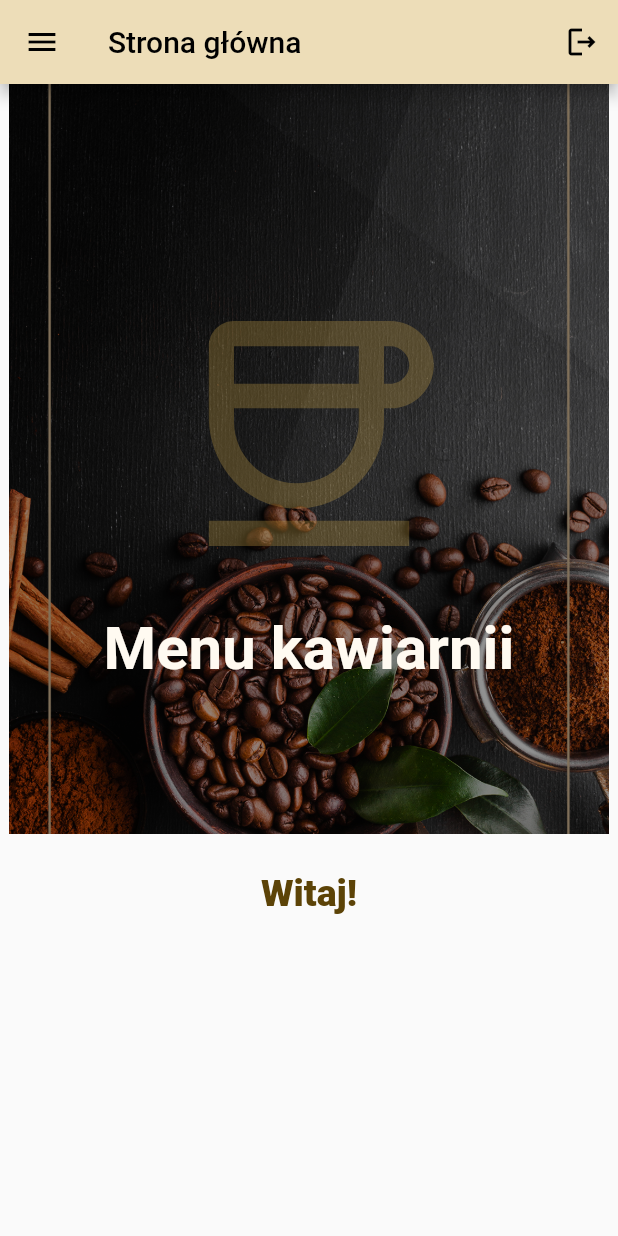
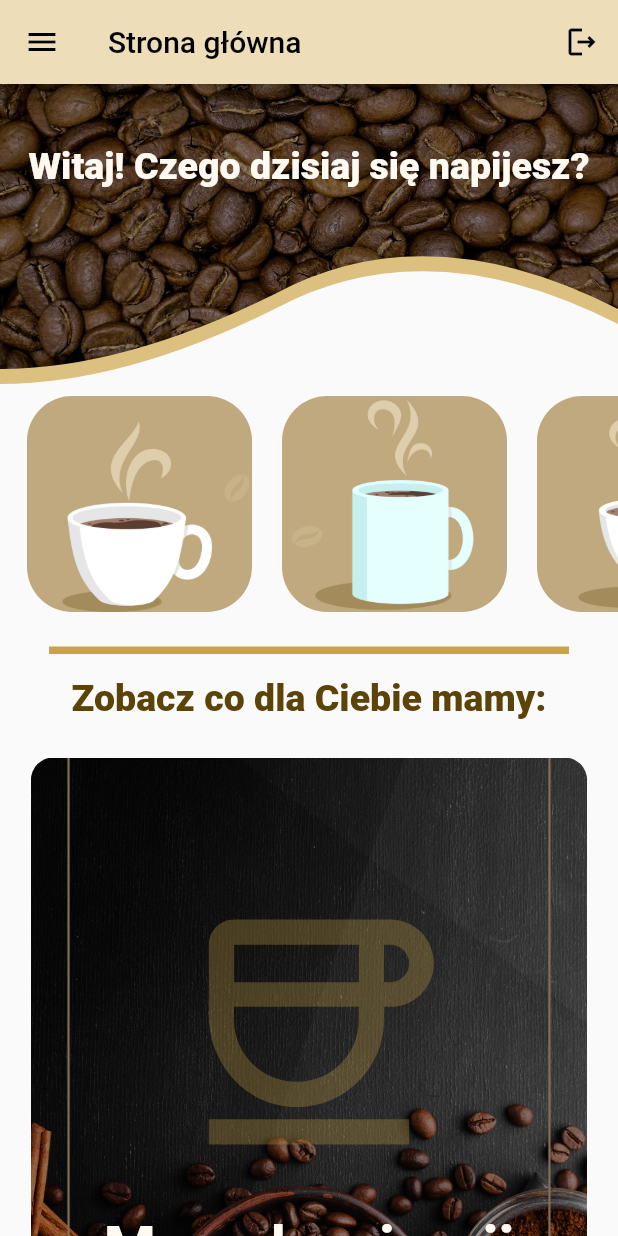
Before and after one commit to FerencMarcin/Cafe-mobile-app, a Flutter app: the HomePageView screen opened by its route, on a phone screen of 412 x 824 dp. Run offline on Flutter 3.47's test engine with Material 2 defaults, Android fonts, the phone set to English and light mode, and no system bars; drawn by our look-alikes of carousel_slider; our stand-ins replace dio, email_validator, flutter_dotenv, flutter_secure_storage, get, jwt_decoder and 2 more; accounts and stored records are empty.

Commit message:
Upgrade homepage view #12

```diff
--- a/lib/view/homePage_view.dart
+++ b/lib/view/homePage_view.dart
@@ -3,6 +3,7 @@ import 'package:flutter/material.dart';
 
 import '../theme/colors.dart';
 import 'appBar/appBar_view.dart';
+import 'clipper/imageBorderClip.dart';
 import 'components/sectionTitle.dart';
 import 'navigation/navigationDrawer_view.dart';
 
@@ -26,47 +27,121 @@ class _HomePageViewState extends State<HomePageView> {
         appBar: AppBarView(appBarTitle: 'Strona główna'),
         drawer: NavigationDrawer(),
         body: SingleChildScrollView(
-          child: SizedBox(
-            height: 900.0,
           child: Column(
             children: [
-                Expanded(
-                    flex: 3,
+              Stack(
+                children: [
+                  ClipPath(
+                    clipper: ImageBorderClip(), //set our custom wave clipper
+                    child: Container(
+                      color: AppColors.burlyWood,
+                      height: 200.0,
+                    ),
+                  ),
+                  ClipPath(
+                    clipper: ImageBorderClip(),
+                    child: Container(
+                      height: 190.0,
+                      decoration: const BoxDecoration(
+                        shape: BoxShape.rectangle,
+                        image: DecorationImage(
+                            image: AssetImage("images/initPageImage.jpg"),
+                            colorFilter: ColorFilter.mode(
+                                AppColors.photoFilter, BlendMode.modulate),
+                            fit: BoxFit.cover),
+                      ),
+                    ),
+                  ),
+                  Padding(
+                      padding: const EdgeInsets.symmetric(vertical: 40.0),
+                      child: Row(
+                        children: [
+                          Spacer(),
+                          Text('Witaj! Czego dzisiaj się napijesz?',
+                              style: titleTextStyle),
+                          Spacer()
+                        ],
+                      )),
+                ],
+              ),
+              SizedBox(
+                  height: 160,
+                  child: ListView(
+                    scrollDirection: Axis.horizontal,
+                    shrinkWrap: true,
+                    padding: const EdgeInsets.all(8),
+                    children: <Widget>[
+                      listItem("images/coffeeIcon1.jpg"),
+                      listItem("images/coffeeIcon2.jpg"),
+                      listItem("images/coffeeIcon3.jpg"),
+                      listItem("images/coffeeIcon4.jpg"),
+                      listItem("images/coffeeIcon5.jpg"),
+                    ],
+                  )),
+              Padding(
+                padding: const EdgeInsets.only(top: 15.0),
+                child: Container(
+                  decoration: const BoxDecoration(
+                      border: Border(
+                          top: BorderSide(color: AppColors.aztecGold, width: 5.0)
+                      )
+                  ),
+                  child: sectionTitle('Zobacz co dla Ciebie mamy:'),
+                ),
+              ),
+              SizedBox(
+                  height: 500.0,
                   child: Column(
                     children: [
-                        CarouselSlider(
+                      Padding(
+                        padding: const EdgeInsets.symmetric(vertical: 10.0),
+                        child: CarouselSlider(
                             items: [
-                              carouselItem('images/mainPage1.jpg', 'Menu kawiarnii', '/menu', Icons.coffee_outlined),
-                              carouselItem('images/mainPage5.jpg', 'O nas', '/aboutUs', Icons.coffee_maker_outlined),
-                              carouselItem('images/mainPage4.jpg', 'Oferty specjalne!', '/vouchers', Icons.price_check_outlined),
-                              carouselItem('images/mainPage3.jpg', 'Planujesz wizytę?', '/newReservation', Icons.calendar_month_outlined),
-                              carouselItem('images/mainPage2.jpg', 'Twoja historia', '/userOrders', Icons.history_outlined)
+                              carouselItem(
+                                  'images/mainPage1.jpg',
+                                  'Menu kawiarnii',
+                                  '/menu',
+                                  Icons.coffee_outlined),
+                              carouselItem('images/mainPage5.jpg', 'O nas',
+                                  '/aboutUs', Icons.coffee_maker_outlined),
+                              carouselItem(
+                                  'images/mainPage4.jpg',
+                                  'Oferty specjalne!',
+                                  '/vouchers',
+                                  Icons.price_check_outlined),
+                              carouselItem(
+                                  'images/mainPage3.jpg',
+                                  'Planujesz wizytę?',
+                                  '/newReservation',
+                                  Icons.calendar_month_outlined),
+                              carouselItem(
+                                  'images/mainPage2.jpg',
+                                  'Twoja historia',
+                                  '/userOrders',
+                                  Icons.history_outlined)
                             ],
                             options: CarouselOptions(
-                              height: 500.0,
-                              viewportFraction: 1.2,
+                              height: 450.0,
+                              viewportFraction: 0.9,
                               enlargeCenterPage: true,
                               autoPlay: true,
                               autoPlayCurve: Curves.fastOutSlowIn,
                               enableInfiniteScroll: true,
-                              autoPlayAnimationDuration: const Duration(milliseconds: 800),
-                            )
+                              autoPlayAnimationDuration:
+                                  const Duration(milliseconds: 800),
+                            )),
                       ),
-                        Padding(
-                          padding: const EdgeInsets.symmetric(vertical: 10.0),
-                          child: sectionTitle('Witaj!'))
                     ],
-                    )
-                )
+                  ))
             ],
-            ),
           ),
         ),
       ),
     );
   }
 
-  GestureDetector carouselItem(String photoPath, String label, String route, IconData icon) {
+  GestureDetector carouselItem(
+      String photoPath, String label, String route, IconData icon) {
     return GestureDetector(
       onTap: () {
         Navigator.pushNamed(context, route);
@@ -75,9 +150,11 @@ class _HomePageViewState extends State<HomePageView> {
         width: 400.0,
         alignment: Alignment.bottomCenter,
         decoration: BoxDecoration(
+          borderRadius: BorderRadius.circular(15.0),
           image: DecorationImage(
             image: AssetImage(photoPath),
-            colorFilter: const ColorFilter.mode(AppColors.photoFilter, BlendMode.modulate),
+            colorFilter: const ColorFilter.mode(
+                AppColors.photoFilter, BlendMode.modulate),
             fit: BoxFit.cover,
           ),
         ),
@@ -88,14 +165,16 @@ class _HomePageViewState extends State<HomePageView> {
             children: [
               Padding(
                 padding: const EdgeInsets.only(bottom: 20.0),
-                child: Icon(icon, size: 200.0, color: AppColors.aztecGold.withOpacity(0.3)),
+                child: Icon(icon,
+                    size: 200.0, color: AppColors.aztecGold.withOpacity(0.3)),
               ),
-              Text(label, style: const TextStyle(
+              Text(
+                label,
+                style: const TextStyle(
                     fontSize: 40.0,
                     fontWeight: FontWeight.w600,
                     color: AppColors.floralWhite),
               ),
-
             ],
           ),
         ),
@@ -103,17 +182,42 @@ class _HomePageViewState extends State<HomePageView> {
     );
   }
 
-  OutlinedButton homePageMenuButton(ButtonStyle style, String path, String label) {
+  Padding listItem(String imagePath) {
+    return Padding(
+      padding: const EdgeInsets.symmetric(horizontal: 10.0),
+      child: GestureDetector(
+        onTap: () {
+          Navigator.pushNamed(context, '/menu');
+        },
+        child: Container(
+          width: 150.0,
+          height: 150.0,
+          decoration: BoxDecoration(
+            shape: BoxShape.rectangle,
+            borderRadius: const BorderRadius.all(Radius.circular(30.0)),
+            image: DecorationImage(
+                image: AssetImage(imagePath),
+                fit: BoxFit.fill),
+          ),
+        ),
+      ),
+    );
+  }
+
+  OutlinedButton homePageMenuButton(
+      ButtonStyle style, String path, String label) {
     return OutlinedButton(
       style: style,
-      onPressed: () {Navigator.pushNamed(context, path);},
-      child: Padding(padding: const EdgeInsets.all(10.0),
+      onPressed: () {
+        Navigator.pushNamed(context, path);
+      },
+      child: Padding(
+        padding: const EdgeInsets.all(10.0),
         child: Text(label,
             style: TextStyle(
                 fontSize: 22.0,
                 fontWeight: FontWeight.w500,
-                color: AppColors.darkGoldenrodMap[800])
-        ),
+                color: AppColors.darkGoldenrodMap[800])),
       ),
     );
   }
@@ -124,12 +228,15 @@ class _HomePageViewState extends State<HomePageView> {
       side: const BorderSide(width: 2.0, color: AppColors.aztecGold),
       backgroundColor: AppColors.darkGoldenrodMap[50],
       elevation: 10.0,
-      shadowColor: AppColors.darkGoldenrodMap[100]
-  );
+      shadowColor: AppColors.darkGoldenrodMap[100]);
+
+  final TextStyle titleTextStyle = TextStyle(
+      fontSize: 25.0,
+      fontWeight: FontWeight.w800,
+      color: AppColors.floralWhite);
 
   final TextStyle benefitTextStyle = TextStyle(
       fontSize: 20.0,
       fontWeight: FontWeight.w400,
-      color: AppColors.darkGoldenrodMap[700]
-  );
+      color: AppColors.darkGoldenrodMap[700]);
 }
```
Also changed, not shown: images/coffeeIcon1.jpg (renamed from images/coffeeIcon1.png), images/coffeeIcon2.jpg (renamed from images/coffeeIcon2.png), images/coffeeIcon3.jpg (renamed from images/coffeeIcon3.png), images/coffeeIcon4.jpg (renamed from images/coffeeIcon4.png), 2 other files. Lines whose indentation alone changed are shown as unchanged.
